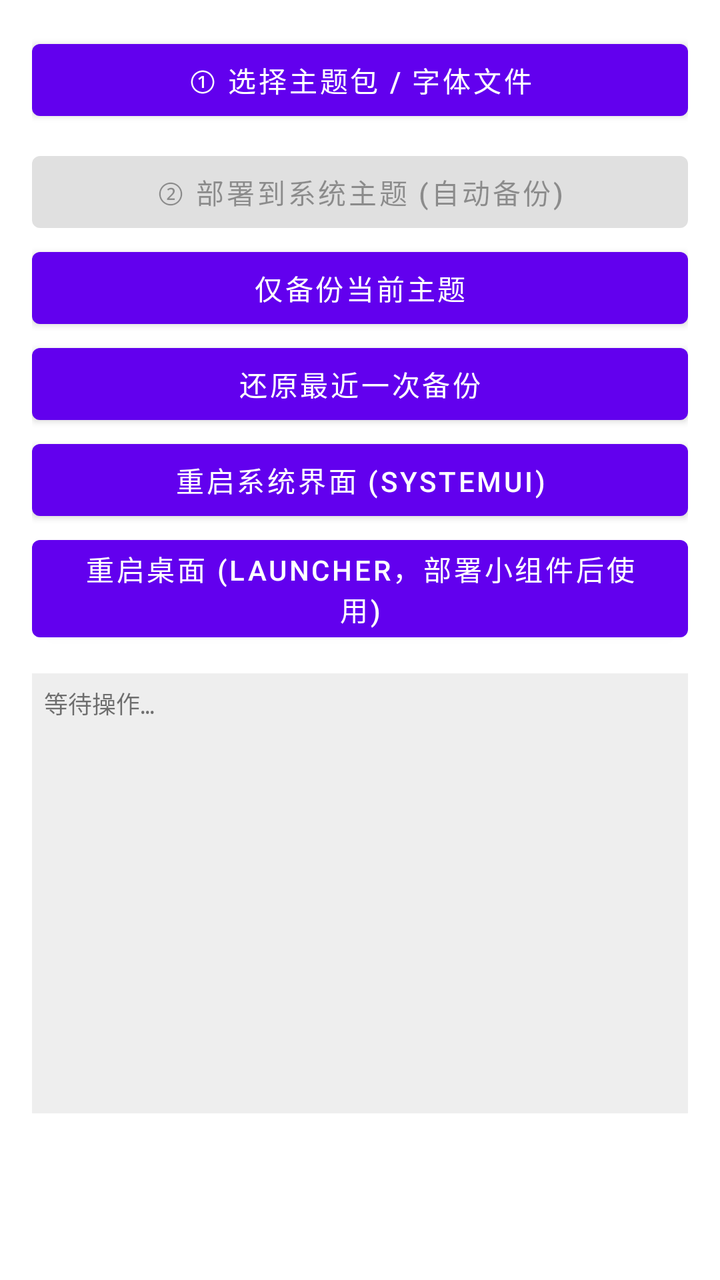
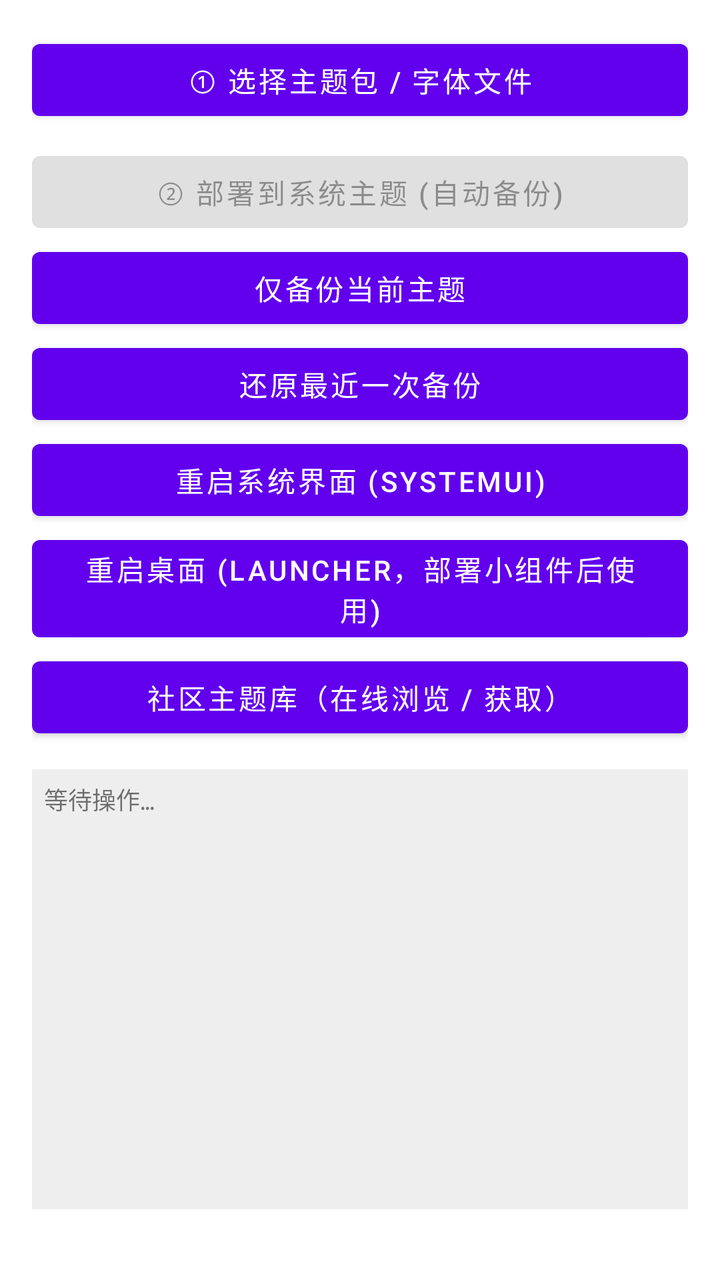

An Android layout rendered at two revisions. The XML below is the earlier revision; the diff shows what the commit changed to produce the second picture.
<!-- AndroidManifest.xml: fallback theme Theme.MaterialComponents.DayNight.NoActionBar -->
<!-- res/layout/activity_main.xml -->
<?xml version="1.0" encoding="utf-8"?>
<ScrollView xmlns:android="http://schemas.android.com/apk/res/android"
    android:layout_width="match_parent"
    android:layout_height="match_parent"
    android:fillViewport="true">

    <LinearLayout
        android:orientation="vertical"
        android:layout_width="match_parent"
        android:layout_height="wrap_content"
        android:padding="16dp">

        <Button
            android:id="@+id/btn_perm"
            android:layout_width="match_parent"
            android:layout_height="wrap_content"
            android:visibility="gone"
            android:text="授权所有文件访问"/>

        <Button
            android:id="@+id/btn_pick"
            android:layout_width="match_parent"
            android:layout_height="wrap_content"
            android:text="① 选择主题包 / 字体文件"/>

        <ImageView
            android:id="@+id/meta_preview"
            android:layout_width="match_parent"
            android:layout_height="150dp"
            android:scaleType="fitCenter"
            android:adjustViewBounds="true"
            android:visibility="gone"
            android:contentDescription="主题预览图"/>

        <TextView
            android:id="@+id/meta_text"
            android:layout_width="match_parent"
            android:layout_height="wrap_content"
            android:visibility="gone"
            android:textSize="12sp"
            android:padding="6dp"
            android:background="#11000000"/>

        <LinearLayout
            android:id="@+id/comps"
            android:orientation="vertical"
            android:layout_width="match_parent"
            android:layout_height="wrap_content"
            android:padding="4dp"/>

        <Button
            android:id="@+id/btn_deploy"
            android:layout_width="match_parent"
            android:layout_height="wrap_content"
            android:enabled="false"
            android:text="② 部署到系统主题 (自动备份)"/>

        <Button
            android:id="@+id/btn_backup"
            android:layout_width="match_parent"
            android:layout_height="wrap_content"
            android:text="仅备份当前主题"/>

        <Button
            android:id="@+id/btn_restore"
            android:layout_width="match_parent"
            android:layout_height="wrap_content"
            android:text="还原最近一次备份"/>

        <Button
            android:id="@+id/btn_restart"
            android:layout_width="match_parent"
            android:layout_height="wrap_content"
            android:text="重启系统界面 (SystemUI)"/>

        <Button
            android:id="@+id/btn_launcher"
            android:layout_width="match_parent"
            android:layout_height="wrap_content"
            android:text="重启桌面 (Launcher，部署小组件后使用)"/>

        <ScrollView
            android:layout_width="match_parent"
            android:layout_height="220dp"
            android:layout_marginTop="12dp"
            android:background="#11000000">

            <TextView
                android:id="@+id/log"
                android:layout_width="match_parent"
                android:layout_height="wrap_content"
                android:textSize="12sp"
                android:fontFamily="monospace"
                android:padding="6dp"
                android:text="等待操作…\n"/>
        </ScrollView>
    </LinearLayout>
</ScrollView>
<!-- resources referenced by this layout -->
<resources>

</resources>

<!-- the commit's change to res/layout/activity_main.xml (unified diff, before → after) -->
@@ -1,5 +1,6 @@
 <?xml version="1.0" encoding="utf-8"?>
 <ScrollView xmlns:android="http://schemas.android.com/apk/res/android"
+    android:id="@+id/page_scroll"
     android:layout_width="match_parent"
     android:layout_height="match_parent"
     android:fillViewport="true">
@@ -73,11 +74,17 @@
             android:layout_height="wrap_content"
             android:text="重启系统界面 (SystemUI)"/>
 
-        <Button
-            android:id="@+id/btn_launcher"
-            android:layout_width="match_parent"
-            android:layout_height="wrap_content"
-            android:text="重启桌面 (Launcher，部署小组件后使用)"/>
+    <Button
+        android:id="@+id/btn_launcher"
+        android:layout_width="match_parent"
+        android:layout_height="wrap_content"
+        android:text="重启桌面 (Launcher，部署小组件后使用)"/>
+
+    <Button
+        android:id="@+id/btn_community"
+        android:layout_width="match_parent"
+        android:layout_height="wrap_content"
+        android:text="社区主题库（在线浏览 / 获取）"/>
 
         <ScrollView
             android:layout_width="match_parent"
